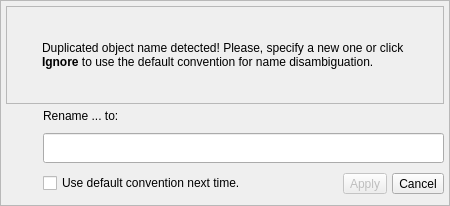
Above: libs/libgui/ui/widgets/objectrenamewidget.ui from pgmodeler/pgmodeler before the change. Below: the same form after it.
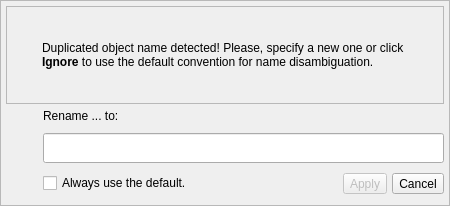
That is the form after the change. Icons and pictures are not drawn.

Commit message: Added support for saving the check state of the "Always use the default" on ObjectRenameWidget

```diff
--- a/libs/libgui/ui/widgets/objectrenamewidget.ui
+++ b/libs/libgui/ui/widgets/objectrenamewidget.ui
@@ -265,7 +265,7 @@
              <string>&lt;p&gt;Use the default name disambiguation convention the next time a name conflict is detected.&lt;/p&gt;</string>
             </property>
             <property name="text">
-             <string>Use default convention next time.</string>
+             <string>Always use the default.</string>
             </property>
            </widget>
           </item>
```
Left out of the diff: 2 changed lines with no effect on the pictures. The commit also changes 12 other files.
